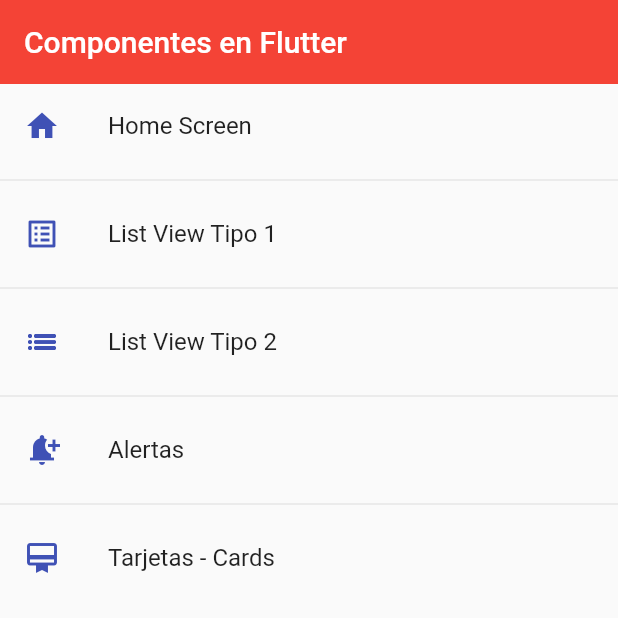
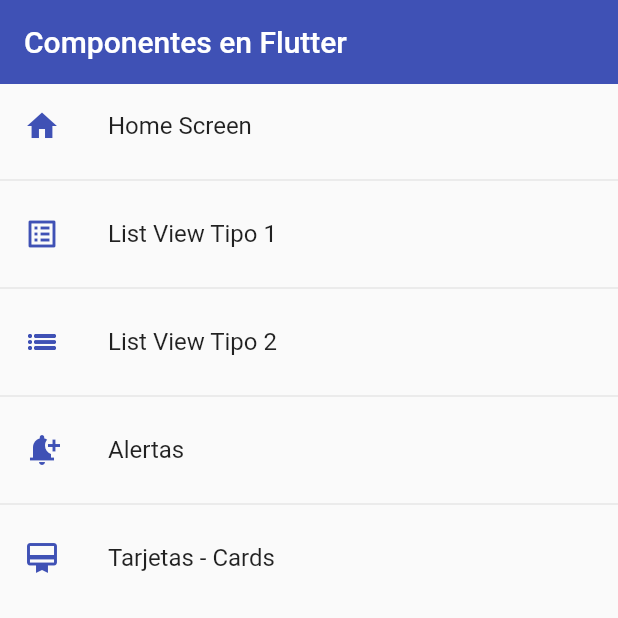
Before and after one commit to OscarAguilarL/fl-components, a Flutter app: the screen it shows after launch, on a phone screen of 412 x 824 dp, the top half of it. Run offline on Flutter 3.47's test engine with Material 2 defaults, Android fonts, the phone set to English and light mode, and no system bars.

Commit message:
Tema global de la aplicacion

```diff
--- a/lib/main.dart
+++ b/lib/main.dart
@@ -1,6 +1,7 @@
 import 'package:flutter/material.dart';
 
 import 'package:fl_components/router/app_routes.dart';
+import 'package:fl_components/theme/app_theme.dart';
 
 void main() => runApp(const MyApp());
 
@@ -16,14 +17,8 @@ class MyApp extends StatelessWidget {
       initialRoute: AppRoutes.intialRoute,
       routes: AppRoutes.getAppRoutes(),
       onGenerateRoute: AppRoutes.onGeneratedRoute,
-      theme: ThemeData.light().copyWith(
-        // Color primario
-        primaryColor: Colors.indigo,
-        appBarTheme: const AppBarTheme(
-          color: Colors.red,
-          elevation: 0,
-        ),
-      ),
+      theme: AppTheme.lightTheme,
+      // theme: AppTheme.darkTheme,
     );
   }
 }
--- a/lib/screens/home_screen.dart
+++ b/lib/screens/home_screen.dart
@@ -1,6 +1,7 @@
-import 'package:fl_components/models/models.dart';
+import 'package:flutter/material.dart';
+
 import 'package:fl_components/router/app_routes.dart';
-import 'package:flutter/material.dart';
+import 'package:fl_components/theme/app_theme.dart';
 
 class HomeScreen extends StatelessWidget {
   const HomeScreen({Key? key}) : super(key: key);
@@ -15,7 +16,8 @@ class HomeScreen extends StatelessWidget {
         ),
         body: ListView.separated(
             itemBuilder: (context, index) => ListTile(
-                  leading: Icon(menuOptions[index].icon, color: Colors.indigo),
+                  leading:
+                      Icon(menuOptions[index].icon, color: AppTheme.primary),
                   title: Text(menuOptions[index].nombre),
                   onTap: () {
                     // final route = MaterialPageRoute(
--- /dev/null
+++ b/lib/theme/app_theme.dart
@@ -0,0 +1,23 @@
+import 'package:flutter/material.dart';
+
+class AppTheme {
+  static const Color primary = Colors.indigo;
+
+  static final ThemeData lightTheme = ThemeData.light().copyWith(
+    // Color primario
+    primaryColor: Colors.indigo,
+    appBarTheme: const AppBarTheme(
+      color: primary,
+      elevation: 0,
+    ),
+  );
+
+  static final ThemeData darkTheme = ThemeData.dark().copyWith(
+    // Color primario
+    primaryColor: Colors.indigo,
+    appBarTheme: const AppBarTheme(
+      color: primary,
+      elevation: 0,
+    ),
+  );
+}
```
